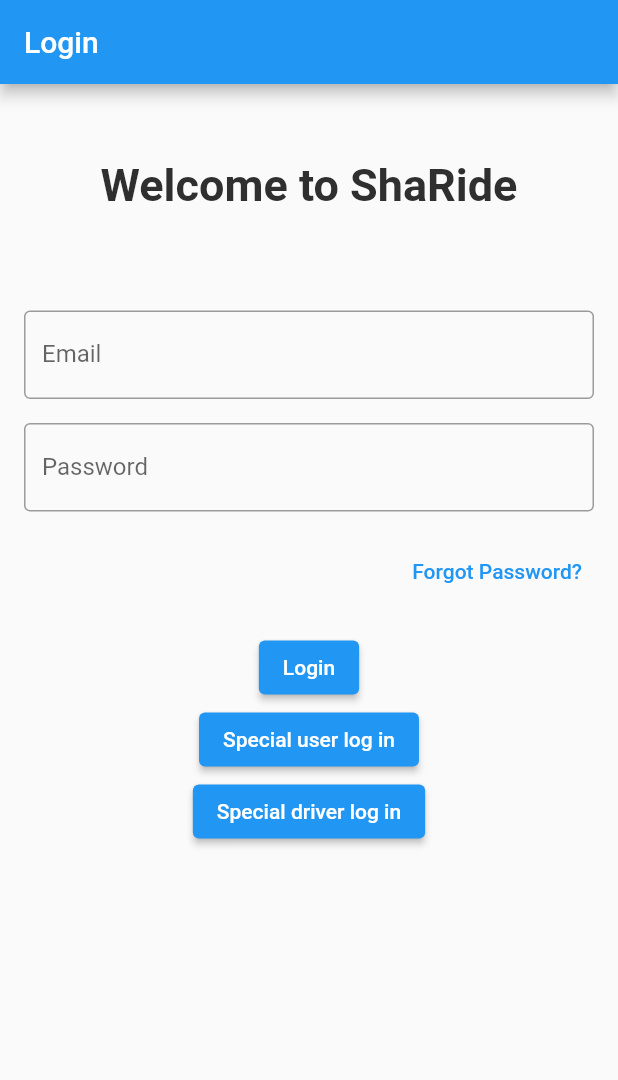
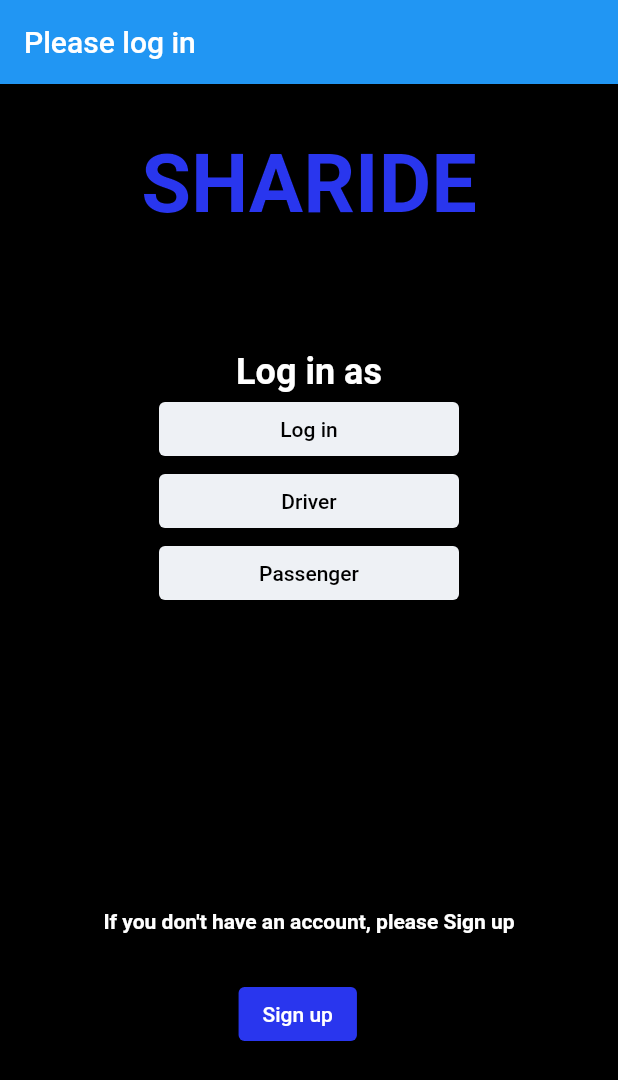
Before and after one commit to daniellee97/Sharide_dart, a Flutter app: the screen it shows after launch, on a phone screen of 412 x 824 dp. Shown: the top 1080 px of the screen. Run offline on Flutter 3.47's test engine with Material 2 defaults, Android fonts, the phone set to English and light mode, and no system bars; our stand-ins replace flutter_bloc, flutter_datetime_picker, flutter_riverpod, get, google_maps_flutter; missing offline and left inert: flutter_stripe.

Commit message:
Glue the screens together

```diff
--- a/sharideapp/lib/AuthenticationScreens.dart
+++ b/sharideapp/lib/AuthenticationScreens.dart
@@ -1,20 +1,21 @@
 import 'package:flutter/material.dart';
+import 'package:flutter_riverpod/flutter_riverpod.dart';
+import 'package:sharideapp/Login.dart';
 
-import './UserScreens.dart';
-import './DriverScreens.dart';
+import 'Providers.dart';
 
-class LogInScreen extends StatelessWidget {
+class WelcomeScreen extends ConsumerWidget {
   @override
-  Widget build(BuildContext context) {
+  Widget build(BuildContext context, WidgetRef ref) {
     return Scaffold(
-        appBar: AppBar(title: Text('Please log in')),
+        appBar: AppBar(title: const Text('Please log in')),
         body: Container(
-            padding: EdgeInsets.all(15),
+            padding: const EdgeInsets.all(15),
             color: Colors.black,
             child: Column(children: [
-              Padding(
+              const Padding(
                 padding: EdgeInsets.symmetric(
-                    vertical: 60.0), // Set the vertical padding to 10
+                    vertical: 20.0), // Set the vertical padding to 10
                 child: Text(
                   'SHARIDE',
                   style: TextStyle(
@@ -23,7 +24,7 @@ class LogInScreen extends StatelessWidget {
                       color: Color.fromARGB(255, 41, 54, 238)),
                 ),
               ),
-              Padding(
+              const Padding(
                 padding:
                     EdgeInsets.only(top: 60.0), // Set the top padding to 10
                 child: Text(
@@ -45,8 +46,27 @@ class LogInScreen extends StatelessWidget {
                         Navigator.push(
                           context,
                           MaterialPageRoute(
-                              builder: (context) => DriverMainScreen()),
+                              builder: (context) => const LoginScreen()),
                         );
+                      },
+                      child: Text(
+                        'Log in',
+                        style: TextStyle(color: Colors.black),
+                      ),
+                      style: ButtonStyle(
+                        backgroundColor: MaterialStateProperty.all(
+                          Color.fromARGB(255, 238, 241, 245),
+                        ),
+                      ),
+                    ),
+                  ),
+                  SizedBox(
+                    width: 200, // set the fixed width of the button
+                    child: ElevatedButton(
+                      onPressed: () {
+                        ref.read(loggedIn.notifier).state = true;
+                        ref.read(isDriver.notifier).state = true;
+
                       },
                       child: Text(
                         'Driver',
@@ -63,11 +83,7 @@ class LogInScreen extends StatelessWidget {
                     width: 200, // set the fixed width of the button
                     child: ElevatedButton(
                       onPressed: () {
-                        Navigator.push(
-                          context,
-                          MaterialPageRoute(
-                              builder: (context) => UserMainScreen()),
-                        );
+                        ref.read(loggedIn.notifier).state = true;
                       },
                       child: Text(
                         'Passenger',
@@ -82,7 +98,7 @@ class LogInScreen extends StatelessWidget {
                   ),
                 ],
               ),
-              Padding(
+              const Padding(
                 padding:
                     EdgeInsets.only(top: 200.0), // Set the top padding to 10
                 child: Text(
@@ -99,8 +115,8 @@ class LogInScreen extends StatelessWidget {
                   children: [
                     Container(
                       alignment: Alignment.center,
-                      margin: EdgeInsets.only(right: 15),
-                      padding: EdgeInsets.all(30.0),
+                      margin: const EdgeInsets.only(right: 15),
+                      padding: const EdgeInsets.all(30.0),
                       child: ElevatedButton(
                         onPressed: () => {
                           Navigator.push(
@@ -115,7 +131,7 @@ class LogInScreen extends StatelessWidget {
                         ),
                         style: ButtonStyle(
                             backgroundColor: MaterialStateProperty.all(
-                                Color.fromARGB(255, 41, 54, 238))),
+                                const Color.fromARGB(255, 41, 54, 238))),
                       ),
                     ),
                   ]),
@@ -161,21 +177,21 @@ class _SignUpFormState extends State<SignUpForm> {
       body: Form(
         key: _formKey,
         child: Container(
-          padding: EdgeInsets.all(15),
-          color: Color.fromARGB(255, 255, 255, 255),
+          padding: const EdgeInsets.all(15),
+          color: const Color.fromARGB(255, 255, 255, 255),
           child: Column(
             children: <Widget>[
               TextFormField(
-                decoration: InputDecoration(labelText: 'Your name'),
+                decoration: const InputDecoration(labelText: 'Your name'),
                 //keyboardType: TextInputType.emailAddress,
               ),
               TextFormField(
-                decoration: InputDecoration(labelText: 'Username'),
+                decoration: const InputDecoration(labelText: 'Username'),
                 //keyboardType: TextInputType.emailAddress,
               ),
               TextFormField(
                 controller: _emailController,
-                decoration: InputDecoration(labelText: 'E-Mail'),
+                decoration: const InputDecoration(labelText: 'E-Mail'),
                 keyboardType: TextInputType.emailAddress,
                 validator: (value) {
                   if (value == null || !value.endsWith('@sjsu.edu')) {
@@ -185,12 +201,12 @@ class _SignUpFormState extends State<SignUpForm> {
                 },
               ),
               TextFormField(
-                decoration: InputDecoration(labelText: 'Password'),
+                decoration: const InputDecoration(labelText: 'Password'),
                 //keyboardType: TextInputType.visiblePassword,
                 obscureText: true,
               ),
               TextFormField(
-                decoration: InputDecoration(labelText: 'Default location'),
+                decoration: const InputDecoration(labelText: 'Default location'),
               ),
               ElevatedButton(
                 onPressed: () {
@@ -199,7 +215,7 @@ class _SignUpFormState extends State<SignUpForm> {
                   _goback();
                 },
                 //onPressed: _validateEmail,
-                child: Text('Sign up and go back to log in screen'),
+                child: const Text('Sign up and go back to log in screen'),
               ),
             ],
           ),
--- a/sharideapp/lib/Login.dart
+++ b/sharideapp/lib/Login.dart
@@ -102,21 +102,6 @@ class _LoginScreenState extends ConsumerState<LoginScreen> {
                       },
                       child: const Text('Login'),
                     ),
-                    ElevatedButton(
-                      onPressed: () {
-                        ref.read(loggedIn.notifier).state = true;
-
-                      },
-                      child: const Text('Special user log in')
-                    ),
-                    ElevatedButton(
-                      onPressed: () {
-                        ref.read(loggedIn.notifier).state = true;
-                        ref.read(isDriver.notifier).state = true;
-
-                      },
-                      child: const Text('Special driver log in')
-                    ),
                   ],
                 ),
               ),
--- a/sharideapp/lib/main.dart
+++ b/sharideapp/lib/main.dart
@@ -6,6 +6,7 @@ import 'Providers.dart';
 import './Login.dart';
 import './DriverScreens.dart';
 import 'UserScreens.dart';
+import 'AuthenticationScreens.dart';
 
 void main() {
   WidgetsFlutterBinding.ensureInitialized();
@@ -37,7 +38,7 @@ class MyApp extends ConsumerWidget {
         primarySwatch: Colors.blue,
       ),
       // home: UserMainScreen(),
-      home: loggedInYet ? isCurrentUserDriver ? DriverMainScreen() : UserMainScreen() : const LoginScreen(),
+      home: loggedInYet ? isCurrentUserDriver ? DriverMainScreen() : UserMainScreen() : WelcomeScreen(),
       // home: loggedInYet ? UserMainScreen() : const LoginScreen(),
     );
   }
```
